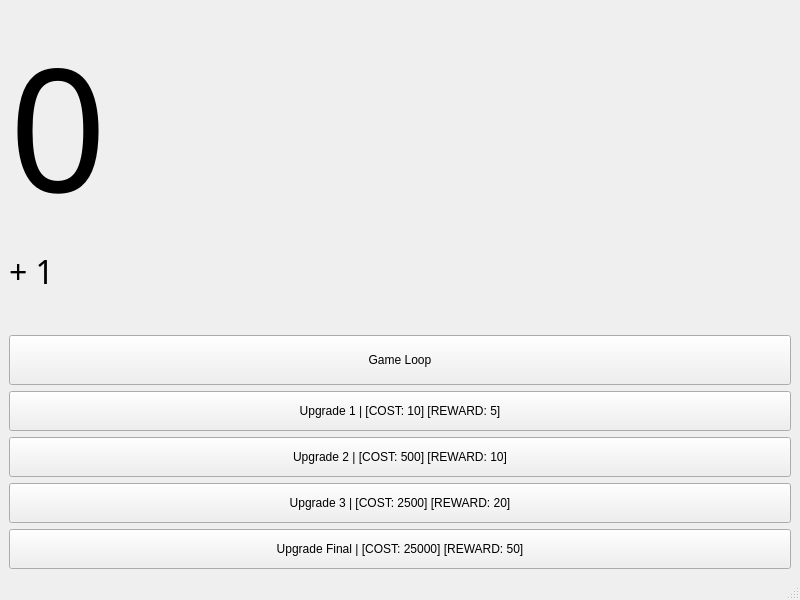
Qt form mainwindow.ui (DoodlesEpic/DoodlesClicker) before a commit.
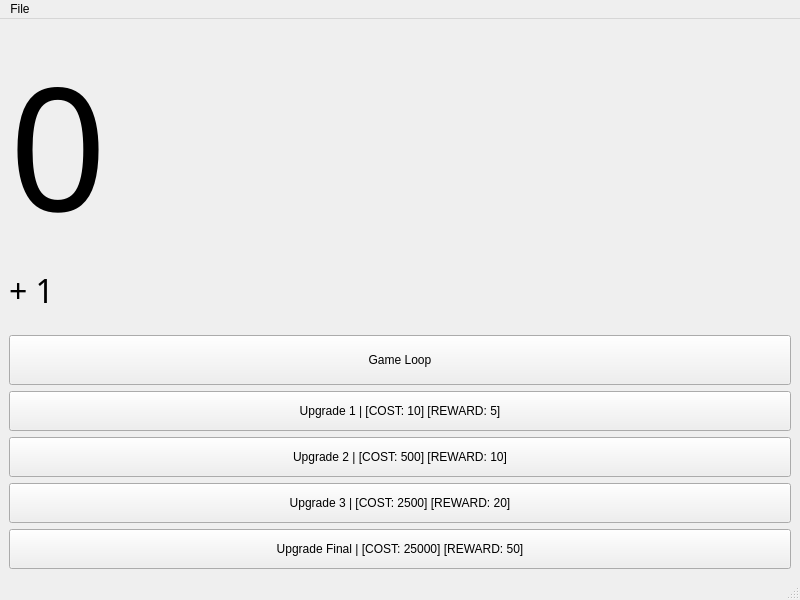
The same form after that commit.

Diff of the .ui file:
```diff
--- a/mainwindow.ui
+++ b/mainwindow.ui
@@ -117,6 +117,16 @@
      <height>21</height>
     </rect>
    </property>
+   <widget class="QMenu" name="menuFile">
+    <property name="title">
+     <string>File</string>
+    </property>
+    <addaction name="actionOpenGame"/>
+    <addaction name="actionSaveGame"/>
+    <addaction name="separator"/>
+    <addaction name="actionNewGame"/>
+   </widget>
+   <addaction name="menuFile"/>
   </widget>
   <widget class="QStatusBar" name="statusbar"/>
  </widget>
```
Left out of the diff: 15 changed lines with no effect on the pictures.
